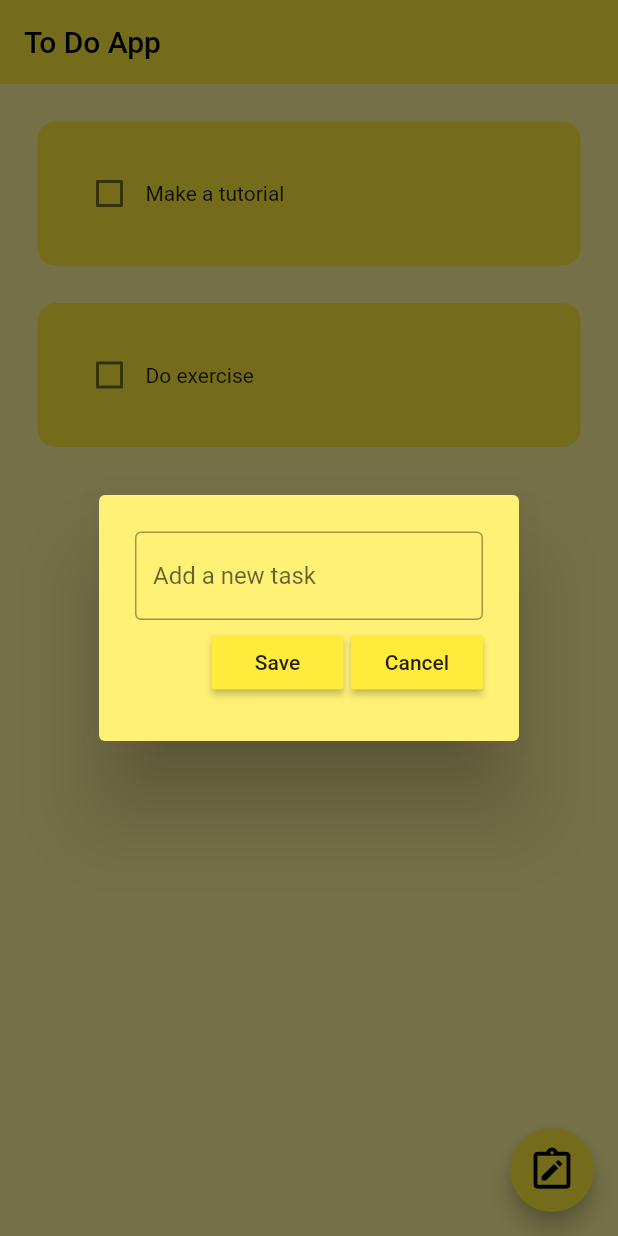
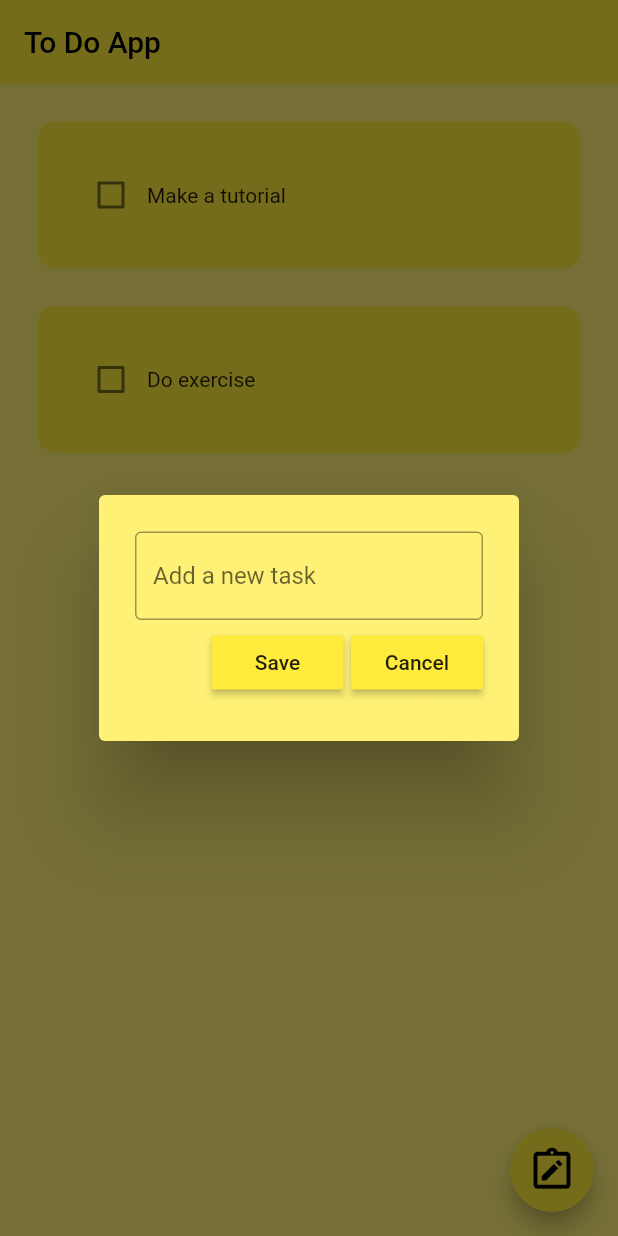
Before and after one commit to balkayunus7/ToDoApp_Hive, a Flutter app: the screen it shows after launch, after a tap on the "note alt" icon, on a phone screen of 412 x 824 dp. Run offline on Flutter 3.47's test engine with Material 2 defaults, Android fonts, the phone set to English and light mode, and no system bars; drawn by our look-alikes of flutter_slidable; our stand-ins replace hive, hive_flutter; accounts and stored records are empty.

Commit message:
Enum-Extension and Constants values edited

```diff
--- /dev/null
+++ b/to_do_app/lib/contants/constants.dart
@@ -0,0 +1,26 @@
+import 'package:flutter/material.dart';
+
+class HomePageConstants {
+  String appText = "To Do App";
+  String hiveKey = "TODOLIST";
+  String boxName = "myBox";
+}
+
+class DatabaseConstants {
+  String defaultEx1 = "Make a tutorial";
+  String defaultEx2 = "Do exercise";
+  String hiveKey = "TODOLIST";
+}
+
+class DialogConstants {
+  static String hintText = "Add a new task";
+  static String buttonSaveText = "Save";
+  static String buttonCancelText = "Cancel";
+}
+
+class ColorConstants {
+  static Color colorYellow = Colors.yellow;
+  static Color colorBlack = Colors.black;
+  static Color colorRedShade = Colors.red.shade300;
+  static Color colorYellowShade = Colors.yellow.shade300;
+}
--- a/to_do_app/lib/data/database.dart
+++ b/to_do_app/lib/data/database.dart
@@ -1,6 +1,9 @@
 import 'package:hive/hive.dart';
+import 'package:to_do_app/contants/constants.dart';
 
 class ToDoDataBase {
+  DatabaseConstants databaseConst = DatabaseConstants();
+
 // referance the box
   final _myBox = Hive.box("myBox");
 
@@ -10,18 +13,18 @@ class ToDoDataBase {
   // run this method if this is the 1st time opening this app
   void createInitialData() {
     toDoList = [
-      ["Make a tutorial", false],
-      ["Do exercise", false],
+      [databaseConst.defaultEx1, false],
+      [databaseConst.defaultEx2, false],
     ];
   }
 
   // load the data from database
   void loadData() {
-    toDoList = _myBox.get("TODOLIST");
+    toDoList = _myBox.get(databaseConst.hiveKey);
   }
 
   // update the data from database
   void updateData() {
-    _myBox.put("TODOLIST", toDoList);
+    _myBox.put(databaseConst.hiveKey, toDoList);
   }
 }
--- a/to_do_app/lib/pages/home_page.dart
+++ b/to_do_app/lib/pages/home_page.dart
@@ -1,8 +1,7 @@
 import 'package:flutter/material.dart';
-import 'package:to_do_app/data/database.dart';
-import 'package:to_do_app/util/dialog_box.dart';
 import 'package:to_do_app/util/todo_tile.dart';
-import 'package:hive/hive.dart';
+import 'package:to_do_app/pages/home_page_model.dart';
+import 'package:to_do_app/contants/constants.dart';
 
 class HomePage extends StatefulWidget {
   const HomePage({super.key});
@@ -11,78 +10,20 @@ class HomePage extends StatefulWidget {
   State<HomePage> createState() => _HomePageState();
 }
 
-class _HomePageState extends State<HomePage> {
+class _HomePageState extends HomePageModel {
   @override
-  void initState() {
-    // if this is the 1st time ever opening in the app, then create default data
-    if (_myBox.get("TODOLIST") == null) {
-      db.createInitialData();
-    } else {
-      // there are already exist data
-      db.loadData();
-    }
-    // TODO: implement initState
-    super.initState();
-  }
-
-  // referance the box
-  final _myBox = Hive.box("myBox");
-  ToDoDataBase db = ToDoDataBase();
-
-  // text controller
-  final _textController = TextEditingController();
-
-  // checkbox was tapped
-  void checkboxChanged(bool? value, int index) {
-    setState(() {
-      db.toDoList[index][1] = !db.toDoList[index][1];
-    });
-    db.updateData();
-  }
-
-  // save new task
-  saveNewTask() {
-    setState(() {
-      db.toDoList.add([_textController.text, false]);
-    });
-    Navigator.of(context).pop();
-    db.updateData();
-  }
-
-  // create a new task
-  void createNewTask() {
-    showDialog(
-      context: context,
-      builder: (context) {
-        return DialogBox(
-          controller: _textController,
-          onCancel: () => Navigator.of(context).pop(),
-          onSave: saveNewTask,
-        );
-      },
-    );
-  }
-
-  // delete task
-  void deleteTask(int index) {
-    setState(() {
-      db.toDoList.removeAt(index);
-    });
-    db.updateData();
-  }
-
   @override
   Widget build(BuildContext context) {
     return Scaffold(
         appBar: AppBar(
-          elevation: 0,
-          title: const Text("To Do App"),
+          elevation: _WidgetSize.elevationSize.value(),
+          title: Text(homePageConstants.appText),
         ),
-        backgroundColor: Colors.yellow.shade200,
+        backgroundColor: ColorConstants.colorYellowShade,
         floatingActionButton: FloatingActionButton(
           onPressed: createNewTask,
-          child: const Icon(
-            size: 33,
+          child: Icon(
+            size: _WidgetSize.iconSize.value(),
             Icons.note_alt_outlined,
           ),
         ),
@@ -99,3 +40,18 @@ class _HomePageState extends State<HomePage> {
         ));
   }
 }
+
+enum _WidgetSize { iconSize, elevationSize }
+
+// ignore: library_private_types_in_public_api
+extension WidgetSizeExtension on _WidgetSize {
+  double value() {
+    switch (this) {
+      case _WidgetSize.elevationSize:
+        return 0;
+
+      case _WidgetSize.iconSize:
+        return 33;
+    }
+  }
+}
--- /dev/null
+++ b/to_do_app/lib/pages/home_page_model.dart
@@ -0,0 +1,67 @@
+import 'package:flutter/material.dart';
+import 'package:hive/hive.dart';
+import 'home_page.dart';
+import 'package:to_do_app/data/database.dart';
+import 'package:to_do_app/util/dialog_box.dart';
+import 'package:to_do_app/contants/constants.dart';
+
+abstract class HomePageModel extends State<HomePage> {
+  HomePageConstants homePageConstants = HomePageConstants();
+  @override
+  void initState() {
+    // if this is the 1st time ever opening in the app, then create default data
+    if (myBox.get(homePageConstants.hiveKey) == null) {
+      db.createInitialData();
+    } else {
+      // there are already exist data
+      db.loadData();
+    }
+    super.initState();
+  }
+
+  // referance the box
+  final myBox = Hive.box("myBox");
+  ToDoDataBase db = ToDoDataBase();
+
+  // text controller
+  final _textController = TextEditingController();
+
+  // checkbox was tapped
+  void checkboxChanged(bool? value, int index) {
+    setState(() {
+      db.toDoList[index][1] = !db.toDoList[index][1];
+    });
+    db.updateData();
+  }
+
+  // save new task
+  saveNewTask() {
+    setState(() {
+      db.toDoList.add([_textController.text, false]);
+    });
+    Navigator.of(context).pop();
+    db.updateData();
+  }
+
+  // create a new task
+  void createNewTask() {
+    showDialog(
+      context: context,
+      builder: (context) {
+        return DialogBox(
+          controller: _textController,
+          onCancel: () => Navigator.of(context).pop(),
+          onSave: saveNewTask,
+        );
+      },
+    );
+  }
+
+  // delete task
+  void deleteTask(int index) {
+    setState(() {
+      db.toDoList.removeAt(index);
+    });
+    db.updateData();
+  }
+}
--- a/to_do_app/lib/util/dialog_box.dart
+++ b/to_do_app/lib/util/dialog_box.dart
@@ -1,4 +1,5 @@
 import 'package:flutter/material.dart';
+import 'package:to_do_app/contants/constants.dart';
 import 'package:to_do_app/util/my_button.dart';
 
 // ignore: must_be_immutable
@@ -17,7 +18,7 @@ class DialogBox extends StatelessWidget {
   @override
   Widget build(BuildContext context) {
     return AlertDialog(
-      backgroundColor: Colors.yellow.shade300,
+      backgroundColor: ColorConstants.colorYellowShade,
       content: SizedBox(
         height: 120,
         child: Column(
@@ -26,8 +27,9 @@ class DialogBox extends StatelessWidget {
             // get user input
             TextField(
               controller: controller,
-              decoration: const InputDecoration(
-                  hintText: "Add a new task", border: OutlineInputBorder()),
+              decoration: InputDecoration(
+                  hintText: DialogConstants.hintText,
+                  border: const OutlineInputBorder()),
             ),
 
             //buttons => save / cancel
@@ -37,12 +39,12 @@ class DialogBox extends StatelessWidget {
               children: [
                 // save button
                 MyButton(
-                  text: "Save",
+                  text: DialogConstants.buttonSaveText,
                   onPressed: onSave,
                 ),
                 const SizedBox(width: 5),
                 MyButton(
-                  text: "Cancel",
+                  text: DialogConstants.buttonCancelText,
                   onPressed: onCancel,
                 )
                 // cancel button
--- a/to_do_app/lib/util/todo_tile.dart
+++ b/to_do_app/lib/util/todo_tile.dart
@@ -1,5 +1,6 @@
 import 'package:flutter/material.dart';
 import 'package:flutter_slidable/flutter_slidable.dart';
+import 'package:to_do_app/contants/constants.dart';
 
 // ignore: must_be_immutable
 class ToDoTile extends StatelessWidget {
@@ -18,26 +19,34 @@ class ToDoTile extends StatelessWidget {
   @override
   Widget build(BuildContext context) {
     return Padding(
-      padding: const EdgeInsets.only(top: 25, left: 25, right: 25),
+      padding: EdgeInsets.only(
+        top: _WidgetSize.cardPadSize.value(),
+        left: _WidgetSize.cardPadSize.value(),
+        right: _WidgetSize.cardPadSize.value(),
+      ),
       child: Slidable(
         endActionPane: ActionPane(motion: const StretchMotion(), children: [
           SlidableAction(
             onPressed: deleteFunction,
             icon: Icons.delete_outline_outlined,
-            backgroundColor: Colors.red.shade300,
+            backgroundColor: ColorConstants.colorRedShade,
           )
         ]),
         child: Container(
-          padding: const EdgeInsets.all(24),
+          padding: EdgeInsets.all(
+            _WidgetSize.cardPadSize.value(),
+          ),
           decoration: BoxDecoration(
-              color: Colors.yellow, borderRadius: BorderRadius.circular(12)),
+              color: ColorConstants.colorYellow,
+              borderRadius:
+                  BorderRadius.circular(_WidgetSize.borderRadSize.value())),
           child: Row(
             children: [
               // checkbox
               Checkbox(
                   value: taskCompleted,
                   onChanged: onChanged,
-                  activeColor: Colors.black),
+                  activeColor: ColorConstants.colorBlack),
               // task name
               Text(
                 taskName,
@@ -53,3 +62,18 @@ class ToDoTile extends StatelessWidget {
     );
   }
 }
+
+enum _WidgetSize { borderRadSize, cardPadSize }
+
+// ignore: library_private_types_in_public_api
+extension WidgetSizeExtension on _WidgetSize {
+  double value() {
+    switch (this) {
+      case _WidgetSize.cardPadSize:
+        return 25;
+
+      case _WidgetSize.borderRadSize:
+        return 12;
+    }
+  }
+}
```
